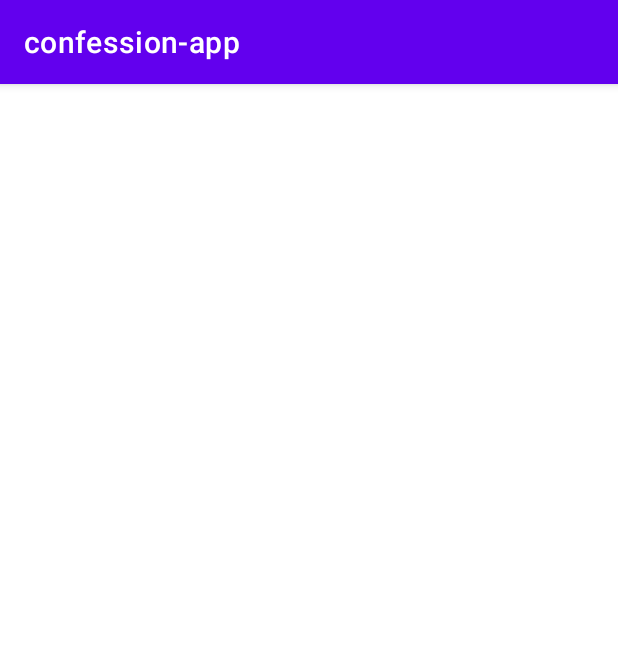
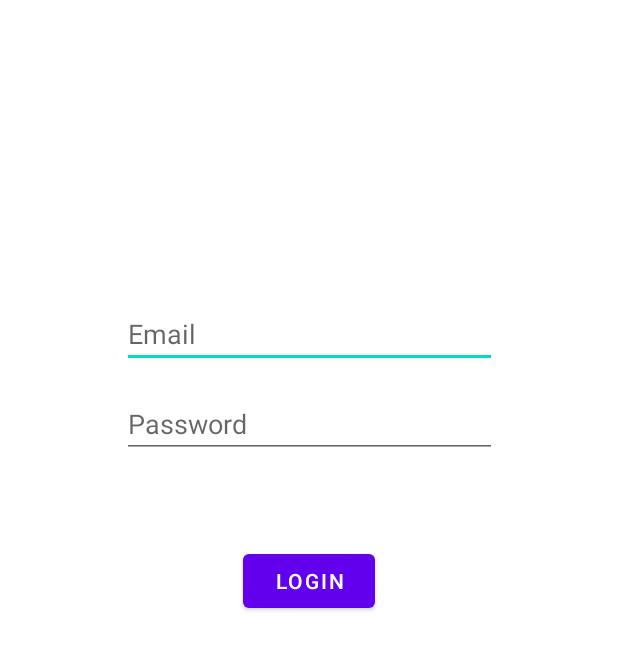
Before and after one commit to XiangLun0713/confession-android-app, an Android app: the screen it shows after launch (MainActivity before the commit, LoginActivity after it), on a phone screen of 412 x 824 dp. Shown: the top 650 px of the screen. Run offline under Robolectric (Android 15) with nearby library versions, the phone set to English and light mode, and no system bars.

Commit message:
Prepare code for Firebase Auth - Added toolbar in MainActivity - Added LoginActivity - Build simple layout in activity_login.xml

```diff
--- a/app/src/main/AndroidManifest.xml
+++ b/app/src/main/AndroidManifest.xml
@@ -10,7 +10,7 @@
             android:supportsRtl="true"
             android:theme="@style/Theme.Confessionapp">
         <activity
-                android:name=".MainActivity"
+                android:name=".LoginActivity"
                 android:exported="true">
             <intent-filter>
                 <action android:name="android.intent.action.MAIN" />
@@ -18,6 +18,9 @@
                 <category android:name="android.intent.category.LAUNCHER" />
             </intent-filter>
         </activity>
+        <activity
+                android:name=".MainActivity"
+                android:exported="false" />
     </application>
 
 </manifest>
--- /dev/null
+++ b/app/src/main/java/me/xianglun/confession_app/LoginActivity.java
@@ -0,0 +1,44 @@
+package me.xianglun.confession_app;
+
+import android.content.Intent;
+import android.os.Bundle;
+import android.view.View;
+import android.widget.EditText;
+
+import androidx.appcompat.app.AppCompatActivity;
+
+import com.google.android.material.button.MaterialButton;
+
+public class LoginActivity extends AppCompatActivity {
+
+    // Declare reference variable
+    private EditText mEmailEditText;
+    private EditText mPasswordEditText;
+    private MaterialButton mLoginButton;
+
+    @Override
+    protected void onCreate(Bundle savedInstanceState) {
+        // View this as the main method in java program, this method is run when this activity(page) is created
+        super.onCreate(savedInstanceState);
+        setContentView(R.layout.activity_login);
+
+        // Instantiate the reference variable
+        mEmailEditText = findViewById(R.id.login_email_edit_text);
+        mPasswordEditText = findViewById(R.id.login_password_edit_text);
+        mLoginButton = findViewById(R.id.login_button);
+
+        // Set on click listener on the login button
+        mLoginButton.setOnClickListener(v -> {
+            // Get the inputs from the edit texts
+            String emailInput = mEmailEditText.getText().toString();
+            String passwordInput = mPasswordEditText.getText().toString();
+
+            // TODO: 6/4/2022 Jiajun, use these inputs entered by the user
+            //  to log the user into their account, please proceed...
+
+            // Navigate from login activity to main activity
+            Intent intent = new Intent(LoginActivity.this, MainActivity.class);
+            startActivity(intent);
+        });
+    }
+}
--- /dev/null
+++ b/app/src/main/res/layout/activity_login.xml
@@ -0,0 +1,45 @@
+<?xml version="1.0" encoding="utf-8"?>
+<androidx.constraintlayout.widget.ConstraintLayout xmlns:android="http://schemas.android.com/apk/res/android"
+        xmlns:tools="http://schemas.android.com/tools"
+        xmlns:app="http://schemas.android.com/apk/res-auto"
+        android:layout_width="match_parent"
+        android:layout_height="match_parent"
+        tools:context=".LoginActivity">
+
+    <EditText
+            android:id="@+id/login_email_edit_text"
+            android:layout_width="250dp"
+            android:layout_height="wrap_content"
+            android:hint="@string/prompt_email"
+            app:layout_constraintStart_toStartOf="parent"
+            app:layout_constraintEnd_toEndOf="parent"
+            app:layout_constraintTop_toTopOf="parent"
+            android:layout_marginTop="200dp"
+            android:inputType="textEmailAddress"
+            android:autofillHints="emailAddress" />
+
+    <EditText
+            android:id="@+id/login_password_edit_text"
+            android:layout_width="250dp"
+            android:layout_height="wrap_content"
+            android:hint="@string/prompt_password"
+            app:layout_constraintTop_toTopOf="@+id/login_email_edit_text"
+            app:layout_constraintEnd_toEndOf="parent"
+            app:layout_constraintStart_toStartOf="parent"
+            android:layout_marginTop="60dp"
+            android:autofillHints="password"
+            android:inputType="textPassword" />
+
+    <com.google.android.material.button.MaterialButton
+            android:id="@+id/login_button"
+            android:layout_width="wrap_content"
+            android:layout_height="wrap_content"
+            android:text="@string/login"
+            app:layout_constraintVertical_bias=".2"
+            app:layout_constraintStart_toStartOf="parent"
+            app:layout_constraintEnd_toEndOf="parent"
+            app:layout_constraintTop_toTopOf="@+id/login_password_edit_text"
+            app:layout_constraintBottom_toBottomOf="parent" />
+
+
+</androidx.constraintlayout.widget.ConstraintLayout>
--- /dev/null
+++ b/app/src/main/res/values-land/dimens.xml
@@ -0,0 +1,3 @@
+<resources>
+ <dimen name="activity_horizontal_margin">48dp</dimen>
+</resources>
--- a/app/src/main/res/values-night/themes.xml
+++ b/app/src/main/res/values-night/themes.xml
@@ -1,6 +1,6 @@
 <resources xmlns:tools="http://schemas.android.com/tools">
     <!-- Base application theme. -->
-    <style name="Theme.Confessionapp" parent="Theme.MaterialComponents.DayNight.DarkActionBar">
+    <style name="Theme.Confessionapp" parent="Theme.MaterialComponents.DayNight.NoActionBar">
         <!-- Primary brand color. -->
         <item name="colorPrimary">@color/purple_200</item>
         <item name="colorPrimaryVariant">@color/purple_700</item>
--- /dev/null
+++ b/app/src/main/res/values-w1240dp/dimens.xml
@@ -0,0 +1,3 @@
+<resources>
+ <dimen name="activity_horizontal_margin">200dp</dimen>
+</resources>
--- /dev/null
+++ b/app/src/main/res/values-w600dp/dimens.xml
@@ -0,0 +1,3 @@
+<resources>
+ <dimen name="activity_horizontal_margin">48dp</dimen>
+</resources>
--- /dev/null
+++ b/app/src/main/res/values/dimens.xml
@@ -0,0 +1,5 @@
+<resources>
+    <!-- Default screen margins, per the Android Design guidelines. -->
+ <dimen name="activity_horizontal_margin">16dp</dimen>
+ <dimen name="activity_vertical_margin">16dp</dimen>
+</resources>
--- a/app/src/main/res/values/strings.xml
+++ b/app/src/main/res/values/strings.xml
@@ -1,3 +1,15 @@
 <resources>
     <string name="app_name">confession-app</string>
+    <string name="search">Search</string>
+    <string name="log_out">Log Out</string>
+    <string name="title_activity_login">LoginActivity</string>
+    <string name="prompt_email">Email</string>
+    <string name="prompt_password">Password</string>
+    <string name="action_sign_in">Sign in or register</string>
+    <string name="action_sign_in_short">Sign in</string>
+    <string name="welcome">"Welcome !"</string>
+    <string name="invalid_username">Not a valid username</string>
+    <string name="invalid_password">Password must be >5 characters</string>
+    <string name="login_failed">"Login failed"</string>
+    <string name="login">Login</string>
 </resources>
--- a/app/src/main/res/values/themes.xml
+++ b/app/src/main/res/values/themes.xml
@@ -1,6 +1,6 @@
 <resources xmlns:tools="http://schemas.android.com/tools">
     <!-- Base application theme. -->
-    <style name="Theme.Confessionapp" parent="Theme.MaterialComponents.DayNight.DarkActionBar">
+    <style name="Theme.Confessionapp" parent="Theme.MaterialComponents.Light.NoActionBar">
         <!-- Primary brand color. -->
         <item name="colorPrimary">@color/purple_500</item>
         <item name="colorPrimaryVariant">@color/purple_700</item>
```
Also changed, not shown: app/build.gradle (+7 -1 lines), app/src/main/java/me/xianglun/confession_app/MainActivity.java (+29 -2 lines), app/src/main/res/drawable/ic_search_icon_24.xml (added, +10 -0 lines), app/src/main/res/layout/activity_main.xml (+16 -1 lines), app/src/main/res/menu/main_menu.xml (added, +17 -0 lines).
